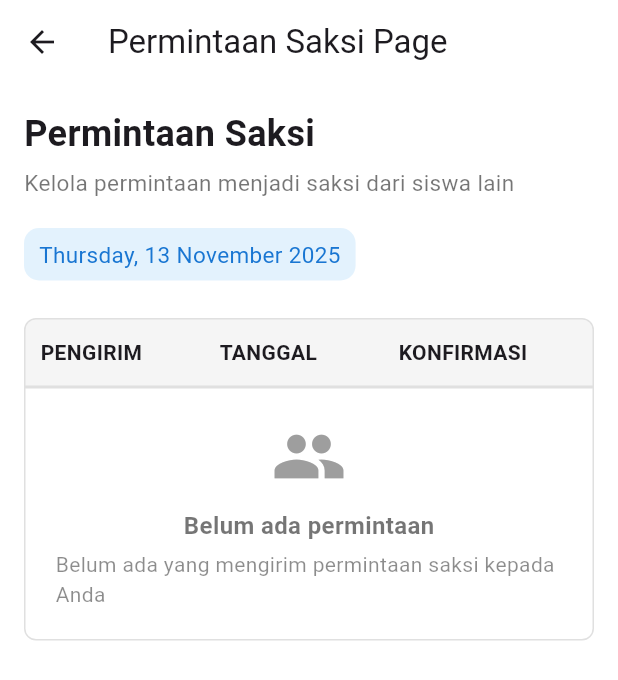
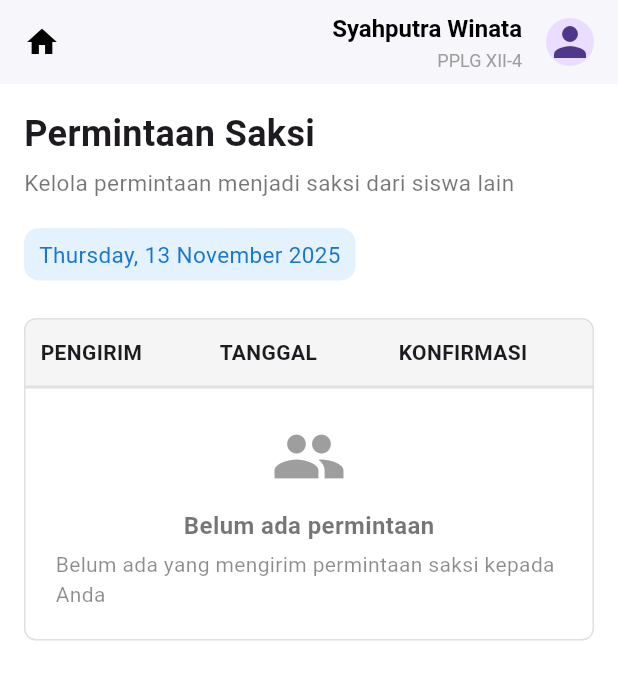
Before and after one commit to syahputrawinata/JurnalKu_Flutter_App, a Flutter app: the PermintaanSaksi screen opened directly, on a phone screen of 412 x 824 dp. Shown: the top 680 px of the screen. Run offline on Flutter 3.47's test engine with Material 3 defaults, Android fonts, the light colour scheme and no system bars.

Commit message:
Feat: Menambah AppBar di Permintaan Saksi

```diff
--- a/lib/permintaansaksi_page.dart
+++ b/lib/permintaansaksi_page.dart
@@ -1,4 +1,5 @@
 import 'package:flutter/material.dart';
+import 'package:jurnalku_app/landing_page.dart';
 
 class PermintaanSaksi extends StatelessWidget {
   const PermintaanSaksi({super.key});
@@ -8,8 +9,53 @@ class PermintaanSaksi extends StatelessWidget {
     return Scaffold(
       backgroundColor: Colors.white,
       appBar: AppBar(
-        title: Text('Permintaan Saksi Page'),
         backgroundColor: Colors.white,
+        elevation: 1,
+        leading: IconButton(
+          icon: const Icon(Icons.home, color: Colors.black),
+          onPressed: () {
+            Navigator.push(
+              context,
+              MaterialPageRoute(
+                builder: (context) => const LandingPage(),
+              ),
+            );
+          },
+        ),
+        title: Row(
+          mainAxisAlignment: MainAxisAlignment.end,
+          children: [
+            Column(
+              crossAxisAlignment: CrossAxisAlignment.end,
+              children: const [
+                Text(
+                  'Syahputra Winata',
+                  style: TextStyle(
+                    color: Colors.black,
+                    fontWeight: FontWeight.bold,
+                    fontSize: 16,
+                  ),
+                ),
+                SizedBox(height: 4),
+                Text(
+                  'PPLG XII-4',
+                  style: TextStyle(
+                    color: Colors.grey,
+                    fontSize: 12,
+                  ),
+                ),
+              ],
+            )
+          ],
+        ),        actions: [
+          Padding(
+            padding: const EdgeInsets.only(right: 16),
+            child: CircleAvatar(
+              child: const Icon(Icons.person, size: 32),
+              radius: 16,
+            ),
+          ),
+        ],
       ),
 
       body: SingleChildScrollView(
```
